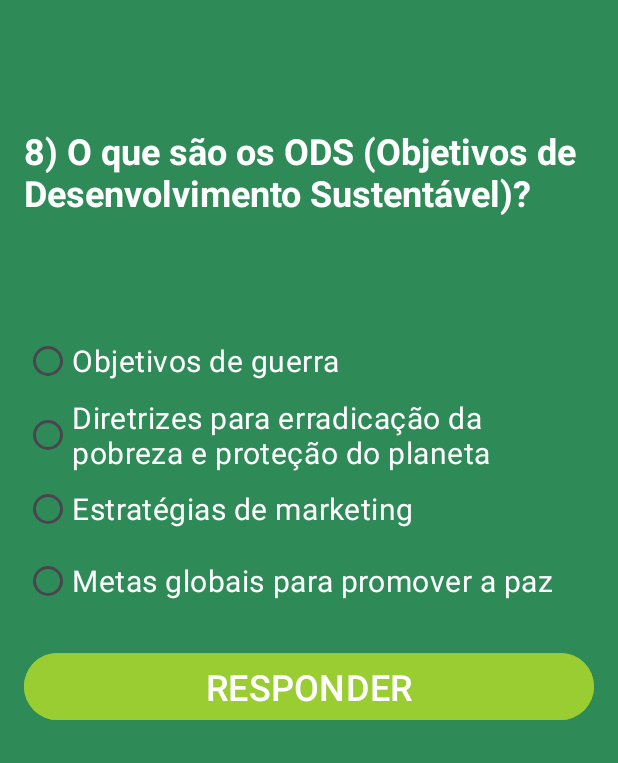
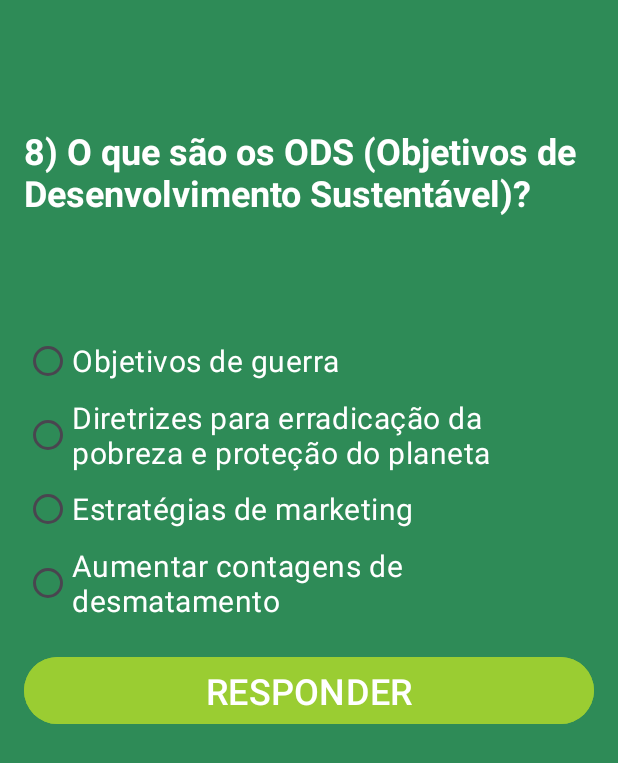
Before and after one commit to FaculdadeVidaTerrestre/App_Vida_Terrestre, an Android app: the QuestionActivity8 screen opened directly, with no data from a screen before it, on a phone screen of 412 x 824 dp. Shown: the top 763 px of the screen. Run offline under Robolectric (Android 15) with nearby library versions, the phone set to English and light mode, and no system bars.

Commit message:
vida_terrestre_insert_backup

```diff
--- a/app/src/main/java/com/example/vidaterrestre/QuestionActivity8.java
+++ b/app/src/main/java/com/example/vidaterrestre/QuestionActivity8.java
@@ -9,7 +9,7 @@ import androidx.appcompat.app.AppCompatActivity;
 public class QuestionActivity8 extends AppCompatActivity {
     private RadioGroup radioGroupOptions;
     private Button buttonAnswer;
-    private int correctAnswerId = R.id.radioOption4; // Defina a resposta correta
+    private int correctAnswerId = R.id.radioOption2; // Defina a resposta correta
     private int score;
 
     @Override
--- a/app/src/main/res/layout/activity_main.xml
+++ b/app/src/main/res/layout/activity_main.xml
@@ -36,7 +36,7 @@
         android:text="Bem-vindo ao Animap"
         android:textColor="@color/branco_gelo"
         android:textSize="24sp"
-        android:textStyle="bold|italic"
+        android:textStyle="bold"
         app:layout_constraintEnd_toEndOf="parent"
         app:layout_constraintStart_toStartOf="parent"
         app:layout_constraintTop_toBottomOf="@+id/logoImage" />
--- a/app/src/main/res/layout/activity_question8.xml
+++ b/app/src/main/res/layout/activity_question8.xml
@@ -68,7 +68,7 @@
             android:layout_height="wrap_content"
             android:background="@color/verde_floresta"
             android:buttonTint="#FFFFFF"
-            android:text="Metas globais para promover a paz"
+            android:text="Aumentar contagens de desmatamento"
             android:textColor="#FFFFFF"
             android:textSize="20sp" />
 
--- a/app/src/main/res/layout/interactive_tests.xml
+++ b/app/src/main/res/layout/interactive_tests.xml
@@ -64,7 +64,7 @@
             android:layout_width="191dp"
             android:layout_height="49dp"
             android:backgroundTint="@color/verde_claro"
-            android:text="Intruções"
+            android:text="Instruções"
             android:textColor="#FFFFFF"
             android:textSize="20sp"
             app:layout_constraintBottom_toBottomOf="parent"
```
